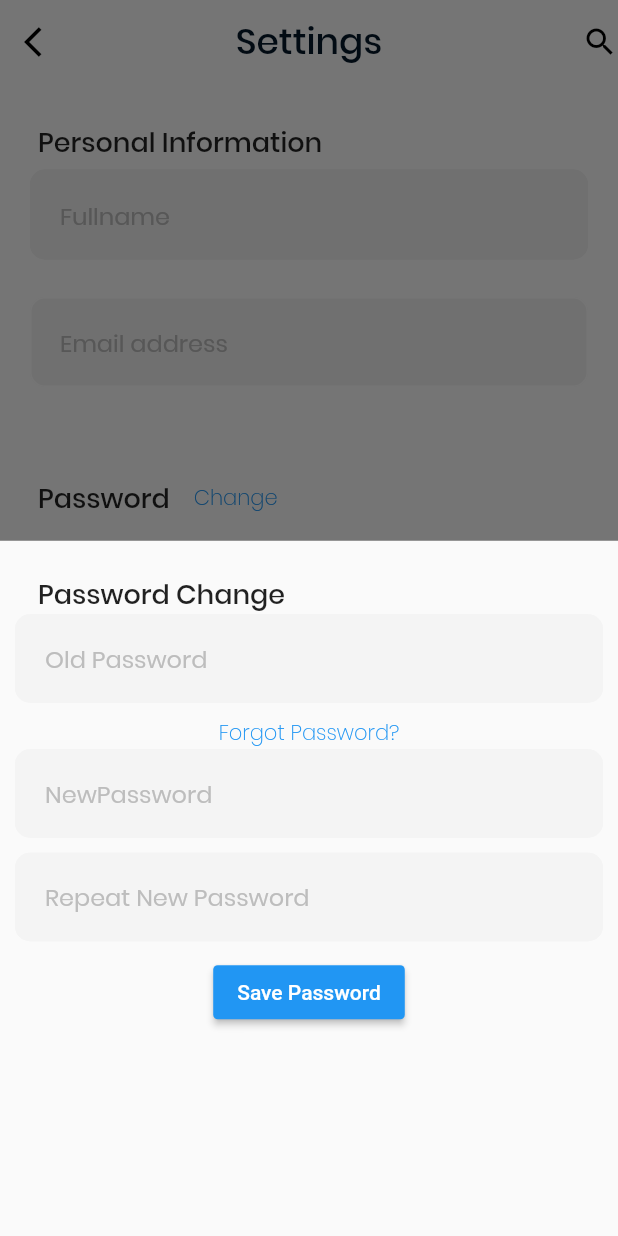
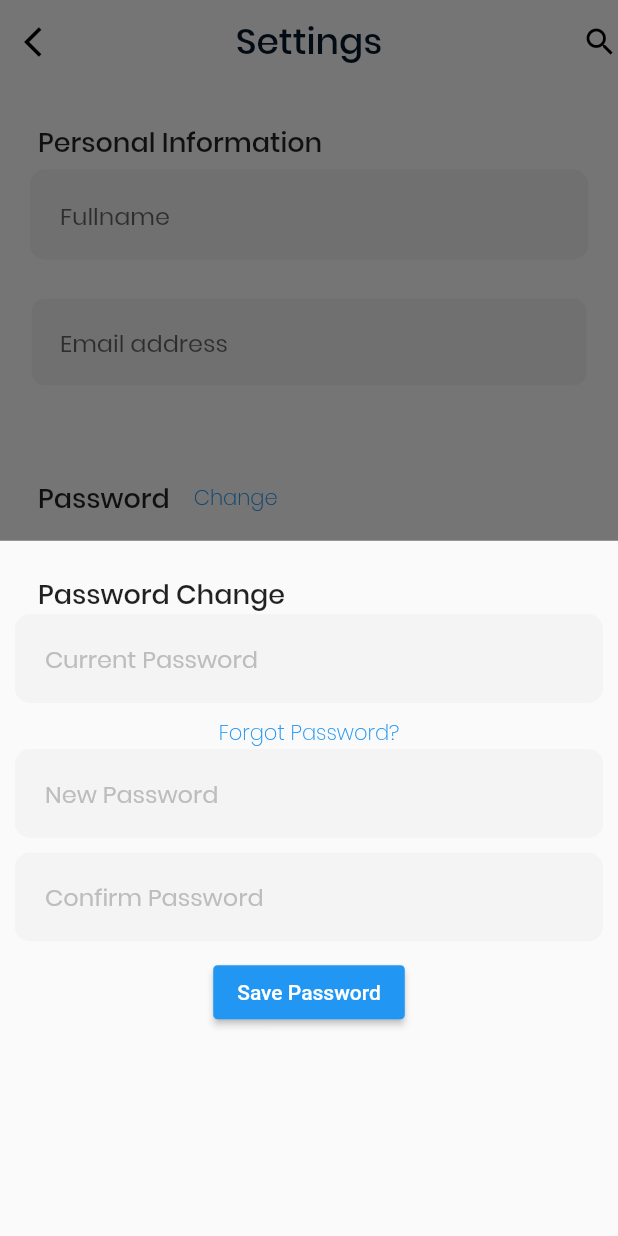
Before and after one commit to hngi/mobileforce-iCook, a Flutter app: the SettingsScreen screen opened directly, after a tap on "Change", on a phone screen of 412 x 824 dp. Run offline on Flutter 3.47's test engine with Material 2 defaults, Android fonts, the phone set to English and light mode, and no system bars; our stand-ins replace cached_network_image, carousel_pro, dio, flutter_easyrefresh, flutter_screenutil, get and 12 more; missing offline and left inert: animated_dialog_box, flutter_country_picker, transformer_page_view; accounts and stored records are empty; generated files the repository leaves out were written again.

Commit message:
updted changes

```diff
--- a/icook_mobile/lib/ui/create_recipe_screen/createdishmodel.dart
+++ b/icook_mobile/lib/ui/create_recipe_screen/createdishmodel.dart
@@ -69,7 +69,7 @@ class CreateDishModel extends BaseNotifier with Validators {
       dispose();
       // nav.navigateTo(ViewRoutes.success);
 
-      showSnack('Successfully Added');
+      showSnack(' Dish addeed Successfully');
     } catch (e) {
       print('add dish model exception $e');
       setState(ViewState.Idle);
--- a/icook_mobile/lib/ui/settings/settings.dart
+++ b/icook_mobile/lib/ui/settings/settings.dart
@@ -63,11 +63,8 @@ class _SettingsScreenState extends State<SettingsScreen> {
                           contentPadding:
                               EdgeInsets.fromLTRB(20.0, 20.0, 20.0, 15.0),
                           hintText: "Fullname",
-                          hintStyle: TextStyle(
-                              color: Color(0XFFBDBDBD),
-                              fontSize: 16,
-                              fontFamily: "Poppins"),
-                          fillColor: Color(0xFFF4F4F4),
+                          hintStyle:
+                              TextStyle(fontSize: 16, fontFamily: "Poppins"),
                           filled: true,
                           focusedBorder: OutlineInputBorder(
                             borderRadius:
@@ -95,11 +92,8 @@ class _SettingsScreenState extends State<SettingsScreen> {
                           contentPadding:
                               EdgeInsets.fromLTRB(20.0, 20.0, 20.0, 15.0),
                           hintText: "Email address",
-                          hintStyle: TextStyle(
-                              color: Color(0XFFBDBDBD),
-                              fontSize: 16,
-                              fontFamily: "Poppins"),
-                          fillColor: Color(0xFFF4F4F4),
+                          hintStyle:
+                              TextStyle(fontSize: 16, fontFamily: "Poppins"),
                           filled: true,
                           focusedBorder: OutlineInputBorder(
                             borderRadius:
@@ -231,7 +225,7 @@ class _SettingsScreenState extends State<SettingsScreen> {
                       style: TextStyle(fontSize: 16, fontFamily: "Poppins"),
                       cursorColor: Color(0XFFF898989),
                       decoration: InputDecoration(
-                        hintText: "Old Password",
+                        hintText: "Current Password",
                       ),
                     ),
                   ),
@@ -254,7 +248,7 @@ class _SettingsScreenState extends State<SettingsScreen> {
                   keyboardType: TextInputType.visiblePassword,
                   style: TextStyle(fontSize: 16, fontFamily: "Poppins"),
                   decoration: InputDecoration(
-                    hintText: "NewPassword",
+                    hintText: "New Password",
                   ),
                 ),
               ),
@@ -267,7 +261,7 @@ class _SettingsScreenState extends State<SettingsScreen> {
                   keyboardType: TextInputType.visiblePassword,
                   style: TextStyle(fontSize: 16, fontFamily: "Poppins"),
                   decoration: InputDecoration(
-                    hintText: "Repeat New Password",
+                    hintText: "Confirm Password",
                   ),
                 ),
               ),
--- a/icook_mobile/pubspec.yaml
+++ b/icook_mobile/pubspec.yaml
@@ -68,6 +68,9 @@ dependencies:
 
   built_value: ^7.1.0
 
+  country_code_picker: ^1.4.0
+  flutter_country_picker: ^0.1.6
+
 
 
 
```
Also changed, not shown: icook_mobile/lib/ui/shared/recipe_item.dart (+1 -53 lines), icook_mobile/lib/ui/signup_screen/signup_screen.dart (+66 -25 lines), icook_mobile/pubspec.lock.
